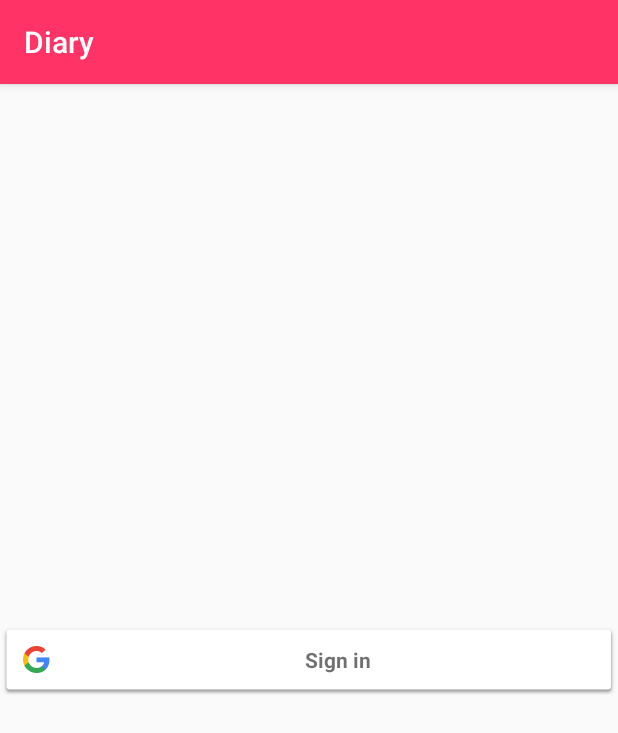
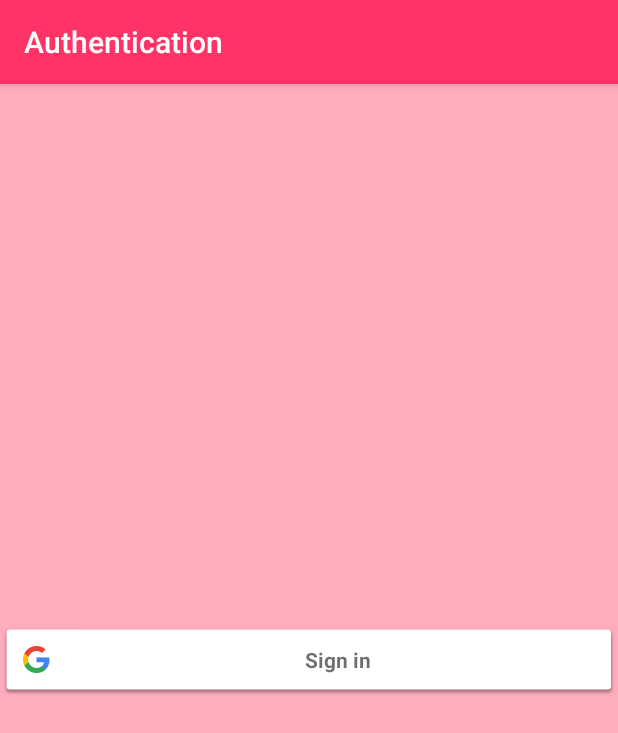
Before and after one commit to mohamedneptune/alc-challenge, an Android app: the screen it shows after launch (AuthenticationActivity), on a phone screen of 412 x 824 dp. Shown: the top 733 px of the screen. Run offline under Robolectric (Android 15) with nearby library versions, the phone set to English and light mode, and no system bars; our stand-ins replace Firebase (no records; nobody signed in at launch, a user with empty details on screens opened directly); libraries missing offline, so code that uses them is left out: com.facebook.stetho, com.uphyca.stetho_realm, io.realm; 5 statements that could not run were skipped.

Commit message:
design authentif & menu

```diff
--- a/app/src/main/java/com/alc/diarymohamed/ui/activity/AuthenticationActivity.java
+++ b/app/src/main/java/com/alc/diarymohamed/ui/activity/AuthenticationActivity.java
@@ -1,7 +1,9 @@
 package com.alc.diarymohamed.ui.activity;
 
 
+import android.content.Context;
 import android.content.Intent;
+import android.content.SharedPreferences;
 import android.os.Bundle;
 import android.support.annotation.NonNull;
 import android.support.v7.app.AppCompatActivity;
@@ -50,7 +52,7 @@ public class AuthenticationActivity extends AppCompatActivity {
     com.google.android.gms.common.SignInButton signInButton;
 
     // TextView to Show Login User Email and Name.
-    TextView LoginUserName, LoginUserEmail;
+    TextView  LoginUserEmail;
 
 
     @Override
@@ -63,8 +65,6 @@ public class AuthenticationActivity extends AppCompatActivity {
 
         SignOutButton= (Button) findViewById(R.id.sign_out);
 
-        LoginUserName = (TextView) findViewById(R.id.textViewName);
-
         LoginUserEmail = (TextView) findViewById(R.id.textViewEmail);
 
         signInButton = (com.google.android.gms.common.SignInButton)findViewById(R.id.sign_in_button);
@@ -74,7 +74,6 @@ public class AuthenticationActivity extends AppCompatActivity {
 
         // Hiding the TextView on activity start up time.
         LoginUserEmail.setVisibility(View.GONE);
-        LoginUserName.setVisibility(View.GONE);
 
         // Creating and Configuring Google Sign In object.
         GoogleSignInOptions googleSignInOptions = new GoogleSignInOptions
@@ -116,6 +115,8 @@ public class AuthenticationActivity extends AppCompatActivity {
             }
         });
 
+        setTitle(getResources().getString(R.string.activity_authentication_title));
+
     }
 
 
@@ -152,9 +153,6 @@ public class AuthenticationActivity extends AppCompatActivity {
         AuthCredential authCredential = GoogleAuthProvider.getCredential(googleSignInAccount
                 .getIdToken(), null);
 
-        Toast.makeText(AuthenticationActivity.this,""+ authCredential.getProvider(),
-                Toast.LENGTH_LONG).show();
-
         firebaseAuth.signInWithCredential(authCredential)
                 .addOnCompleteListener(AuthenticationActivity.this, new OnCompleteListener<AuthResult>() {
                     @Override
@@ -173,18 +171,19 @@ public class AuthenticationActivity extends AppCompatActivity {
 
                             // Showing the TextView.
                             LoginUserEmail.setVisibility(View.VISIBLE);
-                            LoginUserName.setVisibility(View.VISIBLE);
-
-                            // Setting up name into TextView.
-                            LoginUserName.setText("NAME =  "+ firebaseUser.getDisplayName().toString());
 
                             // Setting up Email into TextView.
-                            LoginUserEmail.setText("Email =  "+ firebaseUser.getEmail().toString());
+                            LoginUserEmail.setText(firebaseUser.getEmail().toString());
+
+                            SharedPreferences mSharedPreferences = getSharedPreferences("MyPrefs",
+                                    Context.MODE_PRIVATE);
+                            SharedPreferences.Editor editor = mSharedPreferences.edit();
+                            editor.putString("user_name", firebaseUser.getDisplayName().toString());
+                            editor.apply();
 
                             Intent intent = new Intent(AuthenticationActivity.this,
                                     MainActivity.class);
                             startActivity(intent);
-                            //finish();
 
                         }else {
                             Toast.makeText(AuthenticationActivity.this,
@@ -216,8 +215,7 @@ public class AuthenticationActivity extends AppCompatActivity {
         // After logout Hiding sign out button.
         SignOutButton.setVisibility(View.GONE);
 
-        // After logout setting up email and name to null.
-        LoginUserName.setText(null);
+        // After logout setting up email to null.
         LoginUserEmail.setText(null);
 
         // After logout setting up login button visibility to visible.
--- a/app/src/main/res/layout/activity_authentication.xml
+++ b/app/src/main/res/layout/activity_authentication.xml
@@ -4,7 +4,8 @@
     xmlns:tools="http://schemas.android.com/tools"
     android:layout_width="match_parent"
     android:layout_height="match_parent"
-    tools:context=".ui.activity.AuthenticationActivity">
+    tools:context=".ui.activity.AuthenticationActivity"
+    android:background="@color/colorGrayWhite">
 
 
     <com.google.android.gms.common.SignInButton
@@ -13,6 +14,16 @@
         android:layout_height="wrap_content"
         android:layout_centerHorizontal="true"
         android:layout_centerVertical="true" />
+
+    <TextView
+        android:id="@+id/textViewEmail"
+        android:layout_width="wrap_content"
+        android:layout_height="wrap_content"
+        android:layout_centerHorizontal="true"
+        android:text=""
+        android:layout_above="@+id/sign_out"
+        android:textSize="20dp"
+        android:textColor="#000"/>
 
     <Button
         android:id="@+id/sign_out"
@@ -23,29 +34,7 @@
         android:text="Click Here To Sign Out"
         android:visibility="invisible" />
 
-    <TextView
-        android:id="@+id/textViewName"
-        android:layout_width="wrap_content"
-        android:layout_height="wrap_content"
-        android:layout_alignParentTop="true"
-        android:layout_centerHorizontal="true"
-        android:text=""
-        android:gravity="center"
-        android:textSize="20dp"
-        android:textColor="#000"
-        />
 
-    <TextView
-        android:id="@+id/textViewEmail"
-        android:layout_width="wrap_content"
-        android:layout_height="wrap_content"
-        android:layout_centerHorizontal="true"
-        android:layout_below="@+id/textViewName"
-        android:text=""
-        android:gravity="center"
-        android:textSize="20dp"
-        android:textColor="#000"
-        />
 
 
 </RelativeLayout>
--- a/app/src/main/res/layout/activity_main.xml
+++ b/app/src/main/res/layout/activity_main.xml
@@ -19,7 +19,6 @@
         android:layout_height="match_parent"
         android:layout_gravity="start"
         android:fitsSystemWindows="true"
-        app:headerLayout="@layout/nav_header_main"
         app:menu="@menu/activity_main_drawer" />
 
 </android.support.v4.widget.DrawerLayout>
--- a/app/src/main/res/values/strings.xml
+++ b/app/src/main/res/values/strings.xml
@@ -12,6 +12,7 @@
     <string name="detail_hour_unit">:</string>
 
     <string name="activity_details_title">Details</string>
+    <string name="activity_authentication_title">Authentication</string>
 
     <!--Exit-->
     <string name="activity_exit">Exit</string>
```
Also changed, not shown: app/src/main/java/com/alc/diarymohamed/ui/activity/MainActivity.java (+16 -0 lines), app/src/main/res/layout/nav_header_main.xml (+9 -4 lines), app/src/main/res/drawable-hdpi/icon_diary.png (added).
